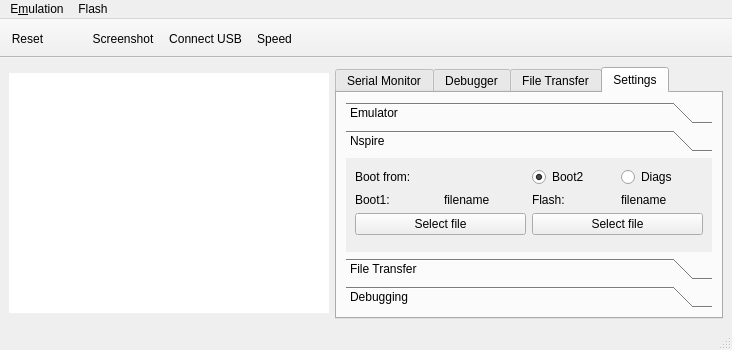
nspire-emus/firebird, file mainwindow.ui: the form before one commit.
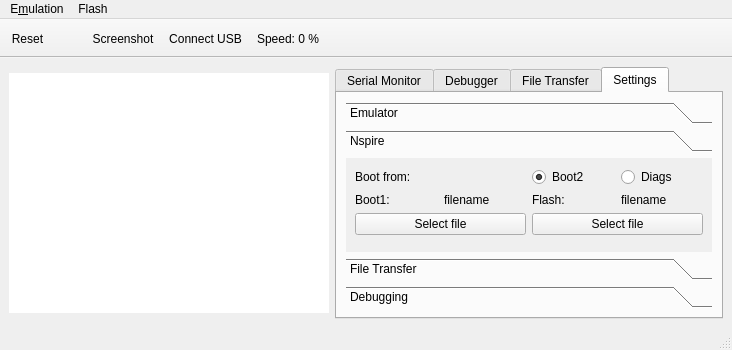
The form after the commit. The open tabs and pages were chosen to show the change. Icons and pictures are not drawn. Custom widgets are drawn as their Qt base class.

Commit message: Show icons only

```diff
--- a/mainwindow.ui
+++ b/mainwindow.ui
@@ -462,7 +462,7 @@
     <bool>false</bool>
    </property>
    <property name="toolButtonStyle">
-    <enum>Qt::ToolButtonFollowStyle</enum>
+    <enum>Qt::ToolButtonIconOnly</enum>
    </property>
    <attribute name="toolBarArea">
     <enum>TopToolBarArea</enum>
@@ -542,7 +542,7 @@
      <normaloff>:/icons/resources/icons/media-playback-pause.png</normaloff>:/icons/resources/icons/media-playback-pause.png</iconset>
    </property>
    <property name="text">
-    <string> </string>
+    <string/>
    </property>
    <property name="toolTip">
     <string>Pause execution</string>
@@ -562,7 +562,10 @@
     <bool>true</bool>
    </property>
    <property name="text">
-    <string>Speed</string>
+    <string>Speed: 0 %</string>
+   </property>
+   <property name="toolTip">
+    <string>Enable Fullspeed</string>
    </property>
   </action>
   <action name="actionScreenshot">
```
Left out of the diff: 8 changed lines with no effect on the pictures.
